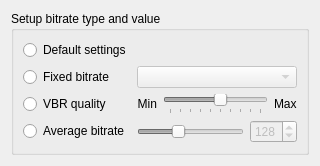
First picture: the form in apps/zxtune-qt/ui/conversion/mp3_settings.ui, repository vitamin-caig/zxtune, before the edit.
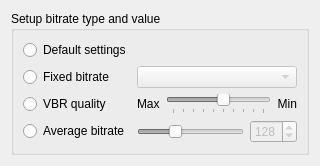
Second picture: the form after the edit.

```diff
--- a/apps/zxtune-qt/ui/conversion/mp3_settings.ui
+++ b/apps/zxtune-qt/ui/conversion/mp3_settings.ui
@@ -7,7 +7,7 @@
     <x>0</x>
     <y>0</y>
     <width>320</width>
-    <height>140</height>
+    <height>158</height>
    </rect>
   </property>
   <property name="windowTitle">
@@ -35,7 +35,7 @@
            <bool>false</bool>
           </property>
           <property name="minimum">
-           <number>16</number>
+           <number>32</number>
           </property>
           <property name="maximum">
            <number>320</number>
@@ -89,15 +89,9 @@
       <item row="3" column="1">
        <layout class="QHBoxLayout" name="vbrLayout">
         <item>
-         <widget class="QLabel" name="minVBR">
-          <property name="layoutDirection">
-           <enum>Qt::LeftToRight</enum>
-          </property>
+         <widget class="QLabel" name="maxVBR">
           <property name="text">
-           <string>Min</string>
-          </property>
-          <property name="alignment">
-           <set>Qt::AlignRight|Qt::AlignTrailing|Qt::AlignVCenter</set>
+           <string>Max</string>
           </property>
          </widget>
         </item>
@@ -124,9 +118,15 @@
          </widget>
         </item>
         <item>
-         <widget class="QLabel" name="maxVBR">
+         <widget class="QLabel" name="minVBR">
+          <property name="layoutDirection">
+           <enum>Qt::LeftToRight</enum>
+          </property>
           <property name="text">
-           <string>Max</string>
+           <string>Min</string>
+          </property>
+          <property name="alignment">
+           <set>Qt::AlignRight|Qt::AlignTrailing|Qt::AlignVCenter</set>
           </property>
          </widget>
         </item>
```
Left out of the diff: 2 changed lines with no effect on the pictures.
